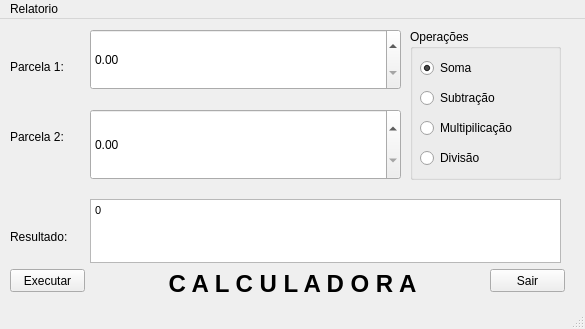
KellerBreno/Calculadora-em-3-Camadas, file CalcClient/src/gui/calcwindow.ui: the form before one commit.
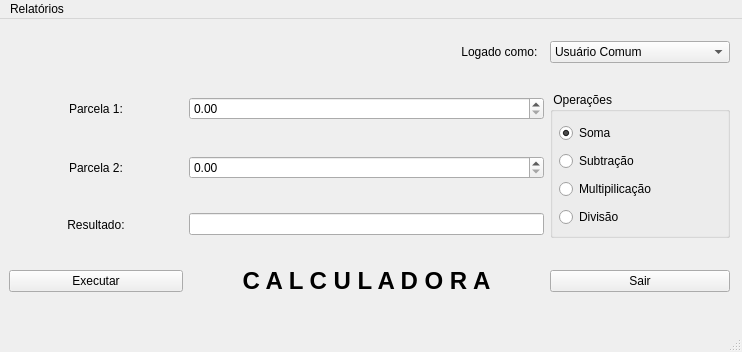
The form after the commit.

Commit message: interface refeita

Diff of the .ui file:
```diff
--- a/CalcClient/src/gui/calcwindow.ui
+++ b/CalcClient/src/gui/calcwindow.ui
@@ -6,246 +6,244 @@
    <rect>
     <x>0</x>
     <y>0</y>
-    <width>585</width>
-    <height>329</height>
+    <width>742</width>
+    <height>352</height>
    </rect>
   </property>
   <property name="windowTitle">
    <string>Minha Calculadora</string>
   </property>
   <widget class="QWidget" name="centralwidget">
-   <widget class="QLabel" name="label_2">
+   <widget class="QWidget" name="gridLayoutWidget">
     <property name="geometry">
      <rect>
-      <x>10</x>
-      <y>40</y>
-      <width>71</width>
-      <height>16</height>
+      <x>-1</x>
+      <y>-1</y>
+      <width>741</width>
+      <height>301</height>
      </rect>
     </property>
-    <property name="text">
-     <string>Parcela 1:</string>
-    </property>
-   </widget>
-   <widget class="QLabel" name="label_3">
-    <property name="geometry">
-     <rect>
-      <x>10</x>
-      <y>110</y>
-      <width>71</width>
-      <height>16</height>
-     </rect>
-    </property>
-    <property name="text">
-     <string>Parcela 2:</string>
-    </property>
-   </widget>
-   <widget class="QTextEdit" name="textEditResult">
-    <property name="enabled">
-     <bool>true</bool>
-    </property>
-    <property name="geometry">
-     <rect>
-      <x>90</x>
-      <y>180</y>
-      <width>471</width>
-      <height>64</height>
-     </rect>
-    </property>
-    <property name="readOnly">
-     <bool>true</bool>
-    </property>
-    <property name="html">
-     <string>&lt;!DOCTYPE HTML PUBLIC &quot;-//W3C//DTD HTML 4.0//EN&quot; &quot;http://www.w3.org/TR/REC-html40/strict.dtd&quot;&gt;
-&lt;html&gt;&lt;head&gt;&lt;meta name=&quot;qrichtext&quot; content=&quot;1&quot; /&gt;&lt;style type=&quot;text/css&quot;&gt;
-p, li { white-space: pre-wrap; }
-&lt;/style&gt;&lt;/head&gt;&lt;body style=&quot; font-family:'Noto Sans'; font-size:9pt; font-weight:400; font-style:normal;&quot;&gt;
-&lt;p style=&quot; margin-top:0px; margin-bottom:0px; margin-left:0px; margin-right:0px; -qt-block-indent:0; text-indent:0px;&quot;&gt;&lt;span style=&quot; font-family:'MS Shell Dlg 2'; font-size:8pt;&quot;&gt;0&lt;/span&gt;&lt;/p&gt;&lt;/body&gt;&lt;/html&gt;</string>
-    </property>
-   </widget>
-   <widget class="QLabel" name="label_4">
-    <property name="geometry">
-     <rect>
-      <x>10</x>
-      <y>210</y>
-      <width>71</width>
-      <height>16</height>
-     </rect>
-    </property>
-    <property name="text">
-     <string>Resultado:</string>
-    </property>
-    <property name="buddy">
-     <cstring>textEditResult</cstring>
-    </property>
-   </widget>
-   <widget class="QPushButton" name="exitButton">
-    <property name="geometry">
-     <rect>
-      <x>490</x>
-      <y>250</y>
-      <width>75</width>
-      <height>23</height>
-     </rect>
-    </property>
-    <property name="text">
-     <string>Sair</string>
-    </property>
-   </widget>
-   <widget class="QLabel" name="label">
-    <property name="geometry">
-     <rect>
-      <x>132</x>
-      <y>250</y>
-      <width>321</width>
-      <height>30</height>
-     </rect>
-    </property>
-    <property name="layoutDirection">
-     <enum>Qt::RightToLeft</enum>
-    </property>
-    <property name="text">
-     <string>&lt;html&gt;&lt;head&gt;&lt;meta name=&quot;qrichtext&quot; content=&quot;1&quot; /&gt;&lt;style type=&quot;text/css&quot;&gt;
+    <layout class="QGridLayout" name="background">
+     <item row="1" column="4" rowspan="3">
+      <widget class="QGroupBox" name="groupBox">
+       <property name="minimumSize">
+        <size>
+         <width>180</width>
+         <height>100</height>
+        </size>
+       </property>
+       <property name="title">
+        <string> Operações</string>
+       </property>
+       <widget class="QWidget" name="gridLayoutWidget_2">
+        <property name="geometry">
+         <rect>
+          <x>-1</x>
+          <y>29</y>
+          <width>181</width>
+          <height>112</height>
+         </rect>
+        </property>
+        <layout class="QGridLayout" name="gridLayout_2">
+         <property name="leftMargin">
+          <number>10</number>
+         </property>
+         <item row="0" column="0">
+          <widget class="QRadioButton" name="radioButtonAdd">
+           <property name="text">
+            <string>Soma</string>
+           </property>
+           <property name="checked">
+            <bool>true</bool>
+           </property>
+          </widget>
+         </item>
+         <item row="2" column="0">
+          <widget class="QRadioButton" name="radioButtonMult">
+           <property name="text">
+            <string>Multipilicação</string>
+           </property>
+           <property name="checked">
+            <bool>false</bool>
+           </property>
+          </widget>
+         </item>
+         <item row="1" column="0">
+          <widget class="QRadioButton" name="radioButtonSub">
+           <property name="text">
+            <string>Subtração</string>
+           </property>
+          </widget>
+         </item>
+         <item row="3" column="0">
+          <widget class="QRadioButton" name="radioButtonDiv">
+           <property name="text">
+            <string>Divisão</string>
+           </property>
+          </widget>
+         </item>
+        </layout>
+       </widget>
+      </widget>
+     </item>
+     <item row="1" column="2" colspan="2">
+      <widget class="QDoubleSpinBox" name="input1"/>
+     </item>
+     <item row="0" column="4">
+      <widget class="QComboBox" name="userRole">
+       <item>
+        <property name="text">
+         <string>Usuário Comum</string>
+        </property>
+       </item>
+       <item>
+        <property name="text">
+         <string>Administrador</string>
+        </property>
+       </item>
+      </widget>
+     </item>
+     <item row="0" column="3">
+      <widget class="QLabel" name="userLabel">
+       <property name="text">
+        <string>Logado como:  </string>
+       </property>
+       <property name="alignment">
+        <set>Qt::AlignRight|Qt::AlignTrailing|Qt::AlignVCenter</set>
+       </property>
+      </widget>
+     </item>
+     <item row="4" column="4">
+      <widget class="QPushButton" name="exitButton">
+       <property name="maximumSize">
+        <size>
+         <width>16777215</width>
+         <height>16777215</height>
+        </size>
+       </property>
+       <property name="text">
+        <string>Sair</string>
+       </property>
+      </widget>
+     </item>
+     <item row="4" column="1">
+      <widget class="QPushButton" name="execButton">
+       <property name="text">
+        <string>Executar</string>
+       </property>
+      </widget>
+     </item>
+     <item row="2" column="1">
+      <widget class="QLabel" name="factor2Label">
+       <property name="text">
+        <string>Parcela 2:</string>
+       </property>
+       <property name="alignment">
+        <set>Qt::AlignCenter</set>
+       </property>
+      </widget>
+     </item>
+     <item row="0" column="5">
+      <spacer name="horizontalSpacer">
+       <property name="orientation">
+        <enum>Qt::Horizontal</enum>
+       </property>
+       <property name="sizeType">
+        <enum>QSizePolicy::Fixed</enum>
+       </property>
+       <property name="sizeHint" stdset="0">
+        <size>
+         <width>10</width>
+         <height>20</height>
+        </size>
+       </property>
+      </spacer>
+     </item>
+     <item row="2" column="2" colspan="2">
+      <widget class="QDoubleSpinBox" name="input2"/>
+     </item>
+     <item row="3" column="2" colspan="2">
+      <widget class="QLineEdit" name="resultEdit">
+       <property name="readOnly">
+        <bool>true</bool>
+       </property>
+      </widget>
+     </item>
+     <item row="4" column="2" colspan="2">
+      <widget class="QLabel" name="titleLabel">
+       <property name="layoutDirection">
+        <enum>Qt::RightToLeft</enum>
+       </property>
+       <property name="text">
+        <string>&lt;html&gt;&lt;head&gt;&lt;meta name=&quot;qrichtext&quot; content=&quot;1&quot; /&gt;&lt;style type=&quot;text/css&quot;&gt;
 p, li { white-space: pre-wrap; }
 &lt;/style&gt;&lt;/head&gt;&lt;body style=&quot; font-family:'MS Shell Dlg 2'; font-size:8.25pt; font-weight:400; font-style:normal; text-decoration:none;&quot;&gt;
 &lt;p style=&quot; margin-top:0px; margin-bottom:0px; margin-left:0px; margin-right:0px; -qt-block-indent:0; text-indent:0px;&quot;&gt;&lt;span style=&quot; font-size:18pt; font-weight:600;&quot;&gt;C A L C U L A D O R A&lt;/span&gt;&lt;/p&gt;&lt;/body&gt;&lt;/html&gt;</string>
-    </property>
-    <property name="alignment">
-     <set>Qt::AlignCenter</set>
-    </property>
+       </property>
+       <property name="alignment">
+        <set>Qt::AlignCenter</set>
+       </property>
+      </widget>
+     </item>
+     <item row="1" column="1">
+      <widget class="QLabel" name="factor1Label">
+       <property name="text">
+        <string>Parcela 1:</string>
+       </property>
+       <property name="alignment">
+        <set>Qt::AlignCenter</set>
+       </property>
+      </widget>
+     </item>
+     <item row="3" column="1">
+      <widget class="QLabel" name="resultLabel">
+       <property name="text">
+        <string>Resultado:</string>
+       </property>
+       <property name="alignment">
+        <set>Qt::AlignCenter</set>
+       </property>
+       <property name="buddy">
+        <cstring>textEditResult</cstring>
+       </property>
+      </widget>
+     </item>
+     <item row="3" column="0">
+      <spacer name="horizontalSpacer_2">
+       <property name="orientation">
+        <enum>Qt::Horizontal</enum>
+       </property>
+       <property name="sizeType">
+        <enum>QSizePolicy::Fixed</enum>
+       </property>
+       <property name="sizeHint" stdset="0">
+        <size>
+         <width>10</width>
+         <height>20</height>
+        </size>
+       </property>
+      </spacer>
+     </item>
+    </layout>
    </widget>
-   <widget class="QPushButton" name="execButton">
-    <property name="geometry">
-     <rect>
-      <x>10</x>
-      <y>250</y>
-      <width>75</width>
-      <height>23</height>
-     </rect>
-    </property>
-    <property name="text">
-     <string>Executar</string>
-    </property>
-   </widget>
-   <widget class="QGroupBox" name="groupBox">
-    <property name="geometry">
-     <rect>
-      <x>410</x>
-      <y>10</y>
-      <width>151</width>
-      <height>151</height>
-     </rect>
-    </property>
-    <property name="title">
-     <string>Operações</string>
-    </property>
-    <widget class="QRadioButton" name="radioButtonMult">
-     <property name="geometry">
-      <rect>
-       <x>10</x>
-       <y>90</y>
-       <width>131</width>
-       <height>18</height>
-      </rect>
-     </property>
-     <property name="text">
-      <string>Multipilicação</string>
-     </property>
-     <property name="checked">
-      <bool>false</bool>
-     </property>
-    </widget>
-    <widget class="QRadioButton" name="radioButtonSoma">
-     <property name="geometry">
-      <rect>
-       <x>10</x>
-       <y>30</y>
-       <width>131</width>
-       <height>18</height>
-      </rect>
-     </property>
-     <property name="text">
-      <string>Soma</string>
-     </property>
-     <property name="checked">
-      <bool>true</bool>
-     </property>
-    </widget>
-    <widget class="QRadioButton" name="radioButtonSub">
-     <property name="geometry">
-      <rect>
-       <x>10</x>
-       <y>60</y>
-       <width>131</width>
-       <height>18</height>
-      </rect>
-     </property>
-     <property name="text">
-      <string>Subtração</string>
-     </property>
-    </widget>
-    <widget class="QRadioButton" name="radioButtonDiv">
-     <property name="geometry">
-      <rect>
-       <x>10</x>
-       <y>120</y>
-       <width>131</width>
-       <height>18</height>
-      </rect>
-     </property>
-     <property name="text">
-      <string>Divisão</string>
-     </property>
-    </widget>
-   </widget>
-   <widget class="QDoubleSpinBox" name="input2">
-    <property name="geometry">
-     <rect>
-      <x>90</x>
-      <y>90</y>
-      <width>311</width>
-      <height>71</height>
-     </rect>
-    </property>
-   </widget>
-   <widget class="QDoubleSpinBox" name="input1">
-    <property name="geometry">
-     <rect>
-      <x>90</x>
-      <y>10</y>
-      <width>311</width>
-      <height>61</height>
-     </rect>
-    </property>
-   </widget>
-   <zorder>input2</zorder>
-   <zorder>label_2</zorder>
-   <zorder>label_3</zorder>
-   <zorder>textEditResult</zorder>
-   <zorder>label_4</zorder>
-   <zorder>exitButton</zorder>
-   <zorder>label</zorder>
-   <zorder>execButton</zorder>
-   <zorder>groupBox</zorder>
-   <zorder>input1</zorder>
   </widget>
   <widget class="QMenuBar" name="menubar">
    <property name="geometry">
     <rect>
      <x>0</x>
      <y>0</y>
-     <width>585</width>
+     <width>742</width>
      <height>22</height>
     </rect>
    </property>
-   <widget class="QMenu" name="menuRelatorio">
+   <widget class="QMenu" name="menuRelatorios">
     <property name="title">
-     <string>Relatorio</string>
+     <string>Relatórios</string>
     </property>
     <addaction name="actionByUser"/>
     <addaction name="actionAllUsers"/>
    </widget>
-   <addaction name="menuRelatorio"/>
+   <addaction name="menuRelatorios"/>
   </widget>
   <widget class="QStatusBar" name="statusbar"/>
   <action name="actionByUser">
```
Left out of the diff: 73 changed lines with no effect on the pictures. The commit also changes 2 other files.
